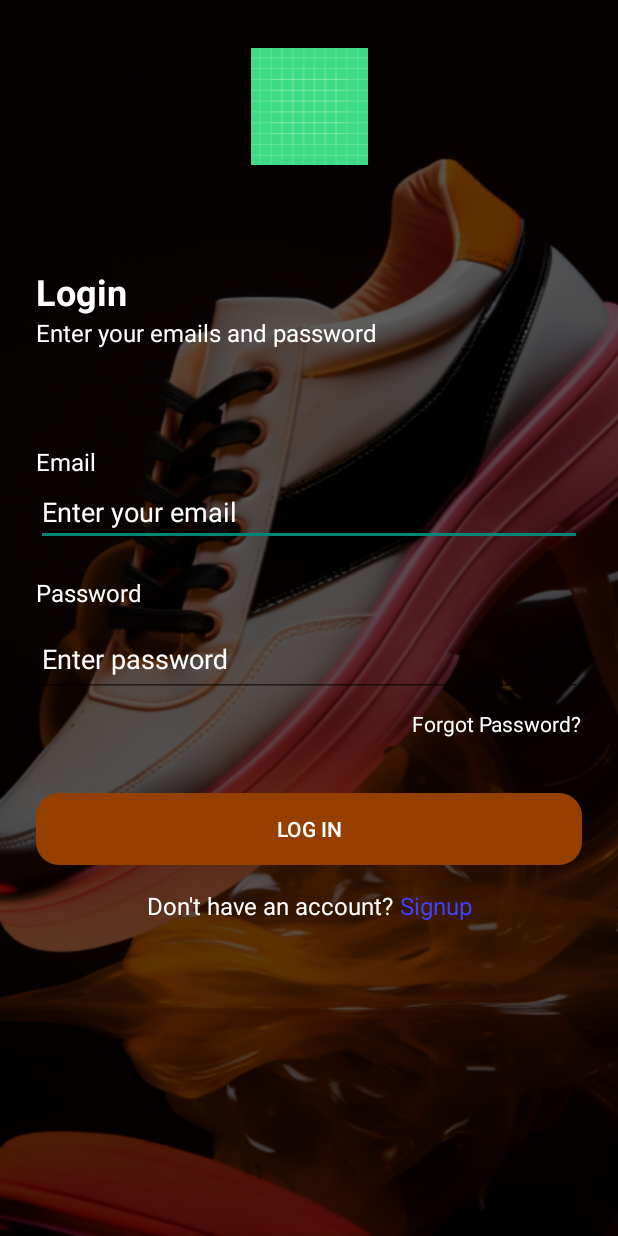
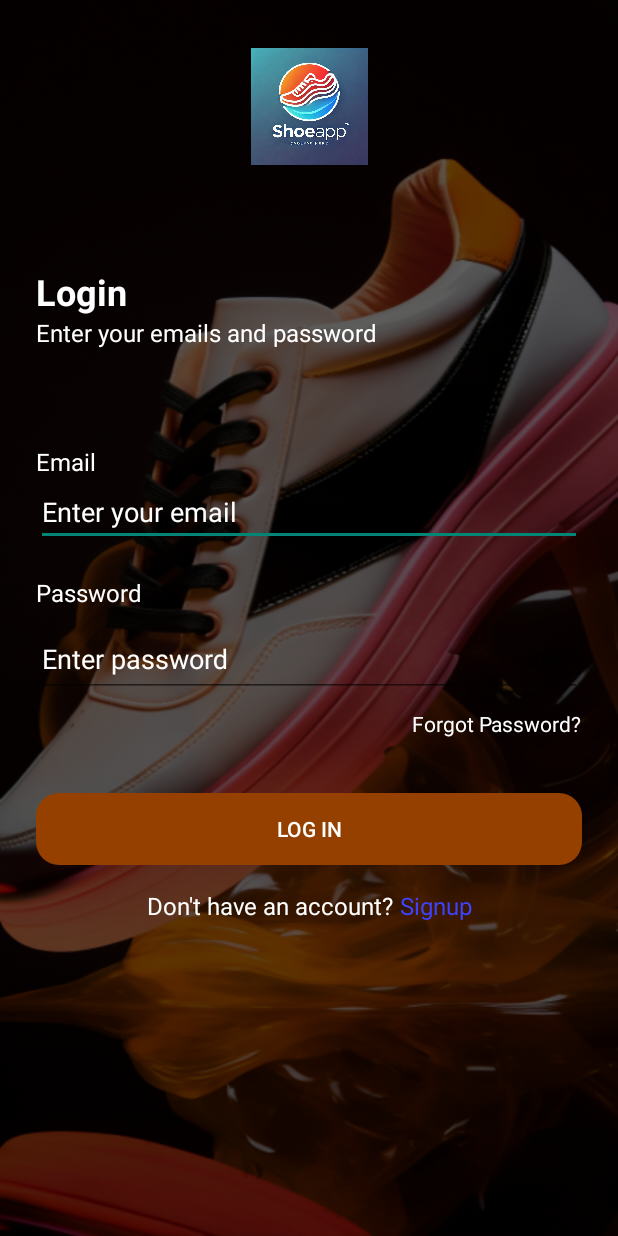
Before and after one commit to TyNguyen1711/Shoe-Store-App, an Android app: the LoginActivity screen opened directly, with no data from a screen before it, on a phone screen of 412 x 824 dp. Run offline under Robolectric (Android 15) with nearby library versions, the phone set to English and light mode, and no system bars; our stand-ins replace Firebase (no records; nobody signed in at launch, a user with empty details on screens opened directly); 1 statement that could not run was skipped.

Commit message:
final branch

```diff
--- a/app/src/main/res/layout/activity_login.xml
+++ b/app/src/main/res/layout/activity_login.xml
@@ -18,7 +18,7 @@
         app:layout_constraintEnd_toEndOf="parent"
         app:layout_constraintStart_toStartOf="parent"
         app:layout_constraintTop_toTopOf="parent"
-        app:srcCompat="@drawable/ic_launcher_background" />
+        app:srcCompat="@drawable/logo" />
 
     <TextView
         android:id="@+id/loginTV"
```
